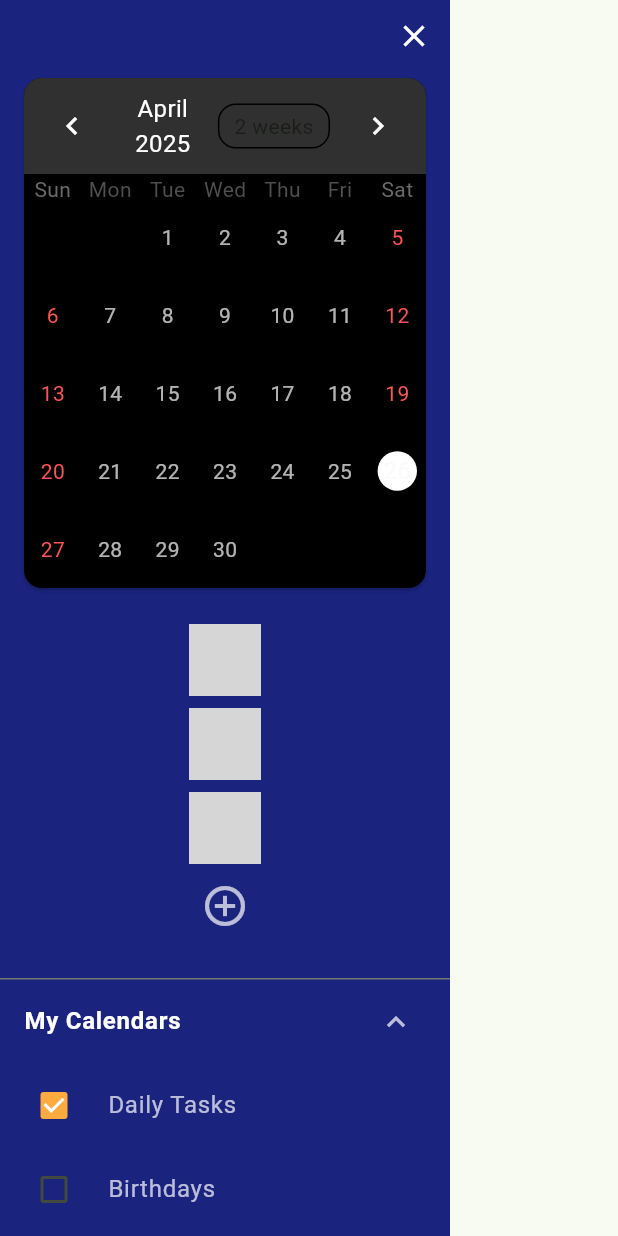
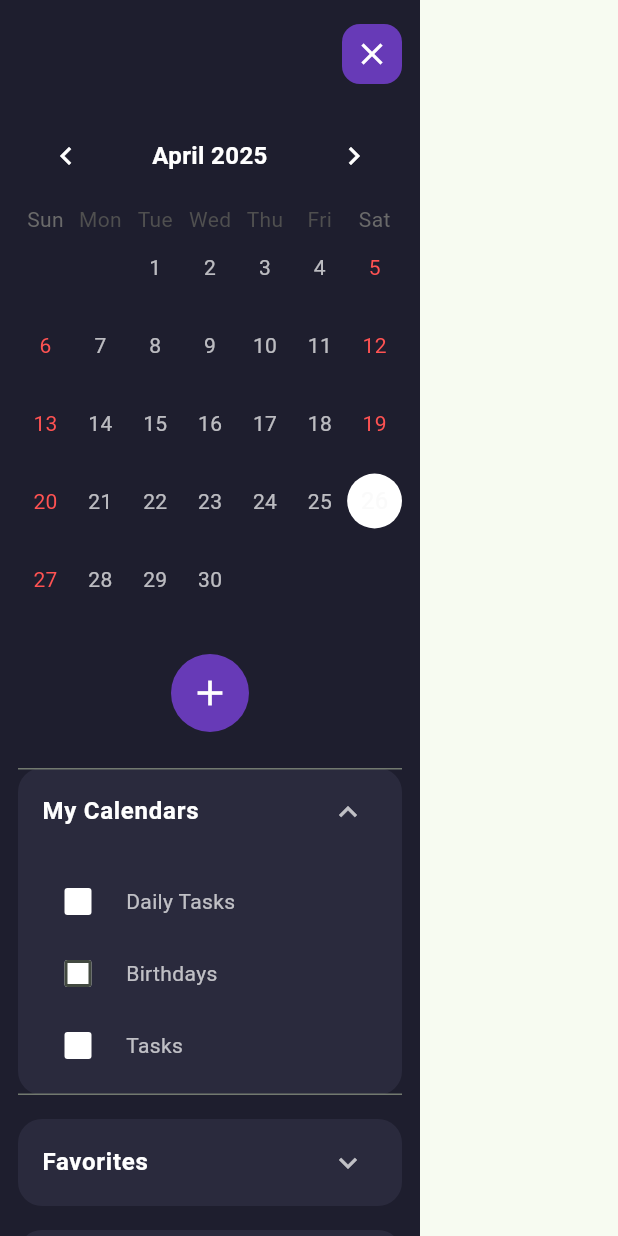
Before and after one commit to muazzamaqeel/Planify-Calendar, a Flutter app: the MiniCalendar widget shown alone on an empty page, opened directly with empty values, after a tap on "My Calendars", on a phone screen of 412 x 824 dp. Run offline on Flutter 3.47's test engine with Material 3 defaults, Android fonts, the phone set to English and light mode, and no system bars; drawn by our look-alikes of table_calendar; our stand-ins replace getwidget, google_fonts, shared_preferences, syncfusion_flutter_calendar; accounts and stored records are empty; network calls fail; grey boxes are pictures that could not be loaded.

Commit message:
Enhanced View

```diff
--- a/src/FrontEnd/fluttercalendar/lib/screens/calendar_view/components/MiniCalendar.dart
+++ b/src/FrontEnd/fluttercalendar/lib/screens/calendar_view/components/MiniCalendar.dart
@@ -1,19 +1,14 @@
-// File: screens/calendar_view/components/MiniCalendar.dart
-
 import 'package:flutter/material.dart';
 import 'package:table_calendar/table_calendar.dart';
 
 class MiniCalendar extends StatelessWidget {
-  /// The month the mini-calendar should show
+  /// Currently focused month
   final DateTime focusedDay;
-
-  /// Called when the user taps a date
-  final void Function(DateTime selectedDay) onDateSelected;
-
-  /// Called when the mini-calendar page (month) changes
-  final void Function(DateTime newFocusedMonth) onMonthChanged;
-
-  /// Called when the top “✕” is pressed
+  /// When a day is tapped
+  final void Function(DateTime) onDateSelected;
+  /// When user navigates months
+  final void Function(DateTime) onMonthChanged;
+  /// Close drawer
   final VoidCallback onClose;
 
   const MiniCalendar({
@@ -27,78 +22,128 @@ class MiniCalendar extends StatelessWidget {
   @override
   Widget build(BuildContext context) {
     return Container(
-      width: 300,
-      color: Colors.indigo[900],
+      width: 280,
+      color: Color(0xFF1E1E2E),
       child: SafeArea(
+        child: SingleChildScrollView(
+          padding: const EdgeInsets.symmetric(vertical: 16, horizontal: 12),
           child: Column(
+            crossAxisAlignment: CrossAxisAlignment.stretch,
             children: [
-            // ✕ Close button
+              // Close Button
               Align(
                 alignment: Alignment.topRight,
-              child: IconButton(
-                icon: const Icon(Icons.close, color: Colors.white),
-                onPressed: onClose,
+                child: InkWell(
+                  onTap: onClose,
+                  borderRadius: BorderRadius.circular(12),
+                  child: Container(
+                    decoration: BoxDecoration(
+                      color: Colors.deepPurple,
+                      borderRadius: BorderRadius.circular(12),
+                    ),
+                    padding: const EdgeInsets.all(8),
+                    child: Icon(Icons.close, color: Colors.white),
+                  ),
                 ),
               ),
 
-            // Black mini month calendar
-            Padding(
-              padding: const EdgeInsets.symmetric(horizontal: 12),
-              child: Card(
-                color: Colors.black,
-                shape: RoundedRectangleBorder(
-                  borderRadius: BorderRadius.circular(12),
-                ),
+              const SizedBox(height: 16),
+
+              // Calendar
+              ClipRRect(
+                borderRadius: BorderRadius.circular(16),
                 child: TableCalendar(
                   firstDay: DateTime.utc(2020, 1, 1),
                   lastDay: DateTime.utc(2030, 12, 31),
                   focusedDay: focusedDay,
                   headerStyle: HeaderStyle(
                     titleCentered: true,
-                    leftChevronIcon:
-                    const Icon(Icons.chevron_left, color: Colors.white),
-                    rightChevronIcon:
-                    const Icon(Icons.chevron_right, color: Colors.white),
-                    titleTextStyle:
-                    const TextStyle(color: Colors.white, fontSize: 16),
+                    leftChevronIcon: Icon(Icons.chevron_left, color: Colors.white),
+                    rightChevronIcon: Icon(Icons.chevron_right, color: Colors.white),
+                    titleTextStyle: TextStyle(
+                      color: Colors.white,
+                      fontSize: 16,
+                      fontWeight: FontWeight.bold,
+                    ),
+                    formatButtonVisible: false,
                     decoration: BoxDecoration(
-                      color: Colors.grey[850],
-                      borderRadius: const BorderRadius.vertical(
-                          top: Radius.circular(12)),
+                      color: Colors.transparent,
                     ),
                   ),
                   calendarStyle: CalendarStyle(
-                    defaultTextStyle: const TextStyle(color: Colors.white70),
-                    weekendTextStyle: const TextStyle(color: Colors.redAccent),
-                    todayDecoration: const BoxDecoration(
-                      color: Colors.orange,
+                    defaultTextStyle: TextStyle(color: Colors.white70),
+                    weekendTextStyle: TextStyle(color: Colors.redAccent),
+                    todayDecoration: BoxDecoration(
+                      color: Colors.deepPurple,
                       shape: BoxShape.circle,
                     ),
-                    selectedDecoration: const BoxDecoration(
+                    selectedDecoration: BoxDecoration(
                       color: Colors.white,
                       shape: BoxShape.circle,
                     ),
                     outsideDaysVisible: false,
+                    cellMargin: EdgeInsets.zero,
                   ),
+                  headerVisible: true,
+                  daysOfWeekVisible: true,
                   selectedDayPredicate: (day) => isSameDay(day, focusedDay),
+                  onDaySelected: (day, _) => onDateSelected(day),
+                  onPageChanged: onMonthChanged,
+                ),
+              ),
 
-                  // when the user swipes or taps the chevrons in the mini-calendar
-                  onPageChanged: (newFocusedDay) {
-                    onMonthChanged(newFocusedDay);
-                  },
+              const SizedBox(height: 24),
 
-                  // tapping a day
-                  onDaySelected: (selected, _) {
-                    onDateSelected(selected);
-                  },
+              // Add Person Button
+              Center(
+                child: InkWell(
+                  onTap: () {},
+                  customBorder: CircleBorder(),
+                  child: Container(
+                    decoration: BoxDecoration(
+                      color: Colors.deepPurple,
+                      shape: BoxShape.circle,
+                    ),
+                    padding: const EdgeInsets.all(12),
+                    child: Icon(Icons.add, color: Colors.white, size: 28),
                   ),
                 ),
               ),
 
-            const SizedBox(height: 16),
+              const SizedBox(height: 24),
 
-            // User avatars + “+”
-            Column(
+              // Sections
+              _buildSection(
+                title: "My Calendars",
+                children: [
+                  _buildToggle("Daily Tasks", true),
+                  _buildToggle("Birthdays", false),
+                  _buildToggle("Tasks", true),
+                ],
+              ),
+              _buildSection(
+                title: "Favorites",
+                children: [
+                  Text(
+                    "— None —",
+                    style: TextStyle(color: Colors.white54),
+                  ),
+                ],
+              ),
+              _buildSection(
+                title: "Categories",
+                children: [
+                  _buildCategory("Work"),
+                  _buildCategory("Personal"),
+                  _buildCategory("Education"),
+                ],
+              ),
+
+              const SizedBox(height: 24),
+
+              // Avatars row
+              Row(
+                mainAxisAlignment: MainAxisAlignment.center,
                 children: [
                   for (final url in [
                     'https://i.pravatar.cc/100?img=5',
@@ -106,72 +151,70 @@ class MiniCalendar extends StatelessWidget {
                     'https://i.pravatar.cc/100?img=7',
                   ])
                     Padding(
-                    padding: const EdgeInsets.symmetric(vertical: 4),
+                      padding: const EdgeInsets.symmetric(horizontal: 4),
                       child: CircleAvatar(
-                      radius: 24,
+                        radius: 16,
                         backgroundImage: NetworkImage(url),
                       ),
                     ),
-                IconButton(
-                  icon: const Icon(Icons.add_circle_outline,
-                      size: 32, color: Colors.white70),
-                  onPressed: () {
-                    // your “add person” action
-                  },
+                ],
               ),
             ],
           ),
-
-            const SizedBox(height: 24),
-
-            // Sections
-            _buildSection("My Calendars", [
-              _buildToggle("Daily Tasks", true),
-              _buildToggle("Birthdays", false),
-              _buildToggle("Tasks", true),
-            ]),
-            _buildSection("Favorites", [
-              const ListTile(
-                title: Text("— None —",
-                    style: TextStyle(color: Colors.white54)),
-              )
-            ]),
-            _buildSection("Categories", [
-              _buildCategory("Work"),
-              _buildCategory("Personal"),
-              _buildCategory("Education"),
-            ]),
-          ],
         ),
       ),
     );
   }
 
-  Widget _buildSection(String title, List<Widget> children) {
-    return ExpansionTile(
-      title: Text(title,
-          style: const TextStyle(
-              color: Colors.white, fontWeight: FontWeight.bold)),
+  Widget _buildSection({required String title, required List<Widget> children}) {
+    return Container(
+      margin: const EdgeInsets.only(bottom: 16),
+      decoration: BoxDecoration(
+        color: Color(0xFF2A2A3D),
+        borderRadius: BorderRadius.circular(16),
+      ),
+      child: ExpansionTile(
+        title: Text(
+          title,
+          style: TextStyle(color: Colors.white, fontWeight: FontWeight.bold),
+        ),
         iconColor: Colors.white70,
         collapsedIconColor: Colors.white70,
+        childrenPadding: const EdgeInsets.symmetric(horizontal: 16, vertical: 8),
         children: children,
+      ),
     );
   }
 
   Widget _buildToggle(String label, bool value) {
-    return CheckboxListTile(
+    return Row(
+      children: [
+        Checkbox(
           value: value,
           onChanged: (_) {},
-      activeColor: Colors.orangeAccent,
-      title: Text(label, style: const TextStyle(color: Colors.white70)),
-      controlAffinity: ListTileControlAffinity.leading,
+          activeColor: Colors.deepPurpleAccent,
+          fillColor: MaterialStateProperty.all(Colors.white),
+        ),
+        SizedBox(width: 8),
+        Expanded(
+          child: Text(
+            label,
+            style: TextStyle(color: Colors.white70),
+          ),
+        ),
+      ],
     );
   }
 
   Widget _buildCategory(String name) {
-    return ListTile(
-      leading: const Icon(Icons.label_outline, color: Colors.white70),
-      title: Text(name, style: const TextStyle(color: Colors.white70)),
+    return Row(
+      children: [
+        Icon(Icons.label_outline, color: Colors.white70, size: 20),
+        SizedBox(width: 8),
+        Expanded(
+          child: Text(name, style: TextStyle(color: Colors.white70)),
+        ),
+      ],
     );
   }
 }
```
Lines whose indentation alone changed are shown as unchanged.
